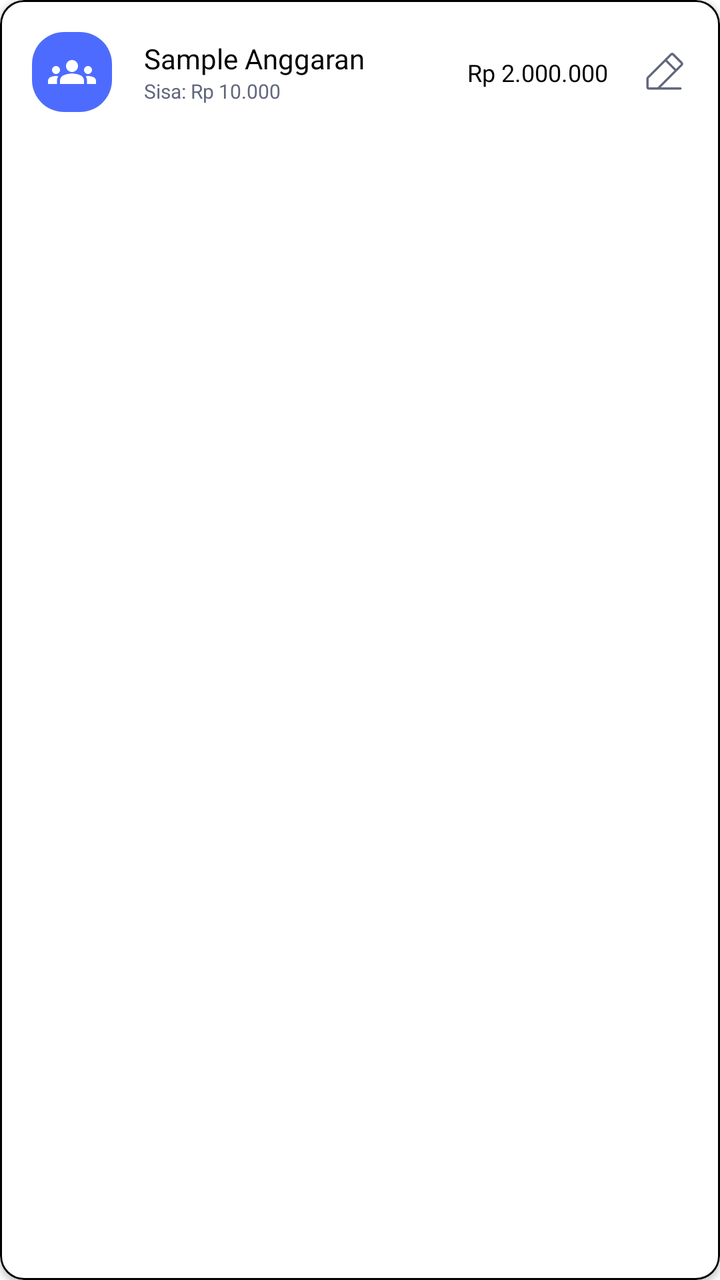
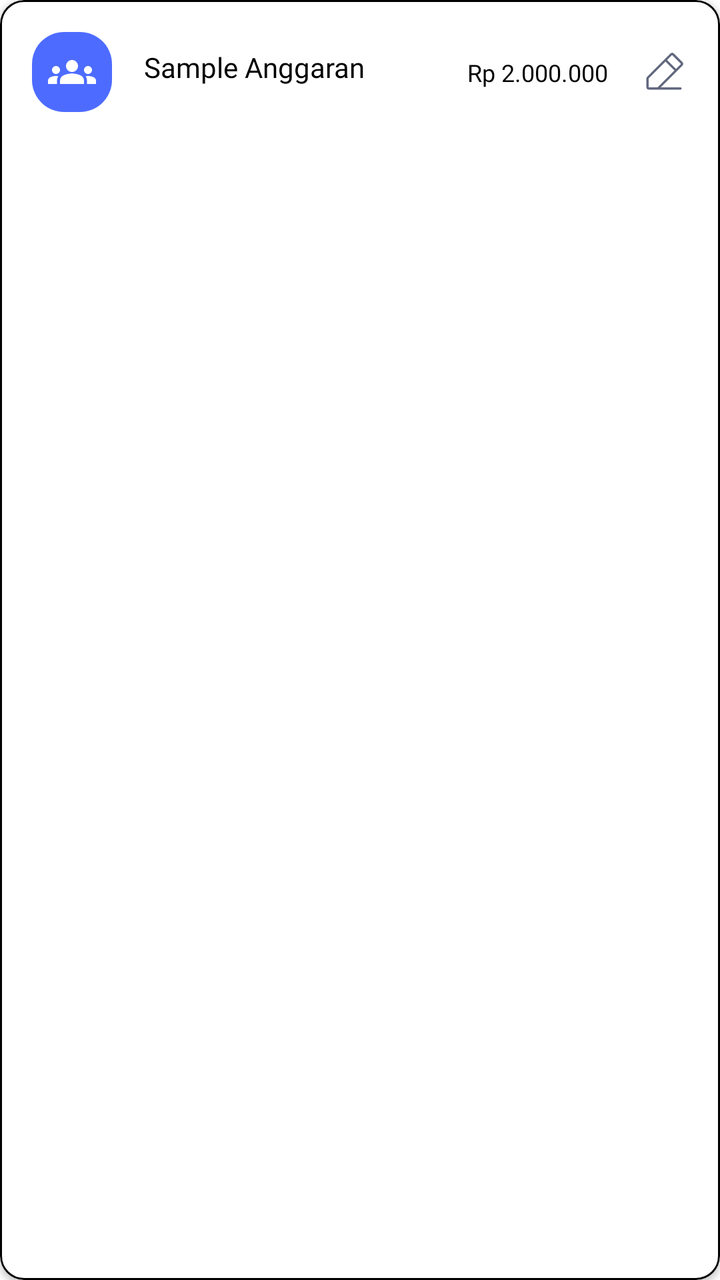

Screens rendered from an Android XML layout before and after an edit, with the pre-edit source and the edit as a unified diff.
<!-- AndroidManifest.xml: application theme Base.Theme.Fintrack -->
<!-- res/layout/item_budget.xml -->
<?xml version="1.0" encoding="utf-8"?>
<com.google.android.material.card.MaterialCardView
    xmlns:android="http://schemas.android.com/apk/res/android"
    xmlns:app="http://schemas.android.com/apk/res-auto"
    xmlns:tools="http://schemas.android.com/tools"
    android:layout_width="match_parent"
    android:layout_height="wrap_content"
    android:layout_marginHorizontal="8dp"
    android:layout_marginVertical="4dp"
    app:cardBackgroundColor="?attr/colorSurface"
    app:cardCornerRadius="12dp"
    app:cardElevation="2dp"
    app:strokeColor="?attr/colorOnSurface"
    app:strokeWidth="1dp">

    <androidx.constraintlayout.widget.ConstraintLayout
        android:layout_width="match_parent"
        android:layout_height="wrap_content"
        android:padding="16dp">

        <ImageView
            android:id="@+id/iconBudget"
            android:layout_width="40dp"
            android:layout_height="40dp"
            android:background="@drawable/rounded_background"
            android:backgroundTint="?attr/colorPrimary"
            android:padding="8dp"
            android:src="@drawable/ic_people"
            app:layout_constraintBottom_toBottomOf="parent"
            app:layout_constraintStart_toStartOf="parent"
            app:layout_constraintTop_toTopOf="parent"
            app:tint="?attr/colorOnPrimary" />

        <TextView
            android:id="@+id/textBudget"
            android:layout_width="0dp"
            android:layout_height="wrap_content"
            android:layout_marginStart="16dp"
            android:fontFamily="@font/poppins_semibold"
            android:text="Sample Anggaran"
            android:textColor="?attr/colorOnSurface"
            android:textSize="14sp"
            app:layout_constraintBottom_toTopOf="@id/textBudgetSisa"
            app:layout_constraintEnd_toStartOf="@id/totalBudget"
            app:layout_constraintHorizontal_bias="0.0"
            app:layout_constraintStart_toEndOf="@+id/iconBudget"
            app:layout_constraintTop_toTopOf="parent"
            app:layout_constraintVertical_chainStyle="packed" />

        <TextView
            android:id="@+id/textBudgetSisa"
            android:layout_width="wrap_content"
            android:layout_height="wrap_content"
            android:layout_marginStart="16dp"
            android:text="Sisa: Rp 10.000"
            android:textColor="?attr/colorSecondary"
            android:textSize="10sp"
            app:layout_constraintStart_toEndOf="@+id/iconBudget"
            app:layout_constraintTop_toBottomOf="@id/textBudget"
            app:layout_constraintBottom_toBottomOf="parent"/>


        <TextView
            android:id="@+id/totalBudget"
            android:layout_width="wrap_content"
            android:layout_height="wrap_content"
            android:layout_marginEnd="16dp"
            android:fontFamily="@font/poppins_regular"
            android:text="Rp 2.000.000"
            android:textColor="?attr/colorOnSurface"
            android:textSize="12sp"
            app:layout_constraintBottom_toBottomOf="parent"
            app:layout_constraintEnd_toStartOf="@+id/editIconBudget"
            app:layout_constraintTop_toTopOf="parent" />

        <ImageView
            android:id="@+id/editIconBudget"
            android:layout_width="24dp"
            android:layout_height="24dp"
            android:src="@drawable/ic_pencil"
            app:layout_constraintBottom_toBottomOf="parent"
            app:layout_constraintEnd_toEndOf="parent"
            app:layout_constraintTop_toTopOf="parent"
            app:tint="?attr/colorSecondary" />


    </androidx.constraintlayout.widget.ConstraintLayout>

</com.google.android.material.card.MaterialCardView>
<!-- resources referenced by this layout -->
<resources>
  <!-- drawable ic_pencil (drawable) -->
  <vector xmlns:android="http://schemas.android.com/apk/res/android"
      android:width="24dp"
      android:height="24dp"
      android:viewportWidth="256"
      android:viewportHeight="256">
      <path
          android:fillColor="@android:color/black"
          android:pathData="M225.91,74.79L181.22,30.1a14,14 0,0 0,-19.8 0L38.1,153.41a13.94,13.94 0,0 0,-4.1 9.9V208a14,14 0,0 0,14 14h168a6,6 0,0 0,0 -12H110.49L225.91,94.59a14,14 0,0 0,0 -19.8M93.52,210H48a2,2 0,0 1,-2 -2v-44.69a2,2 0,0 1,0.59 -1.41L136,72.49L183.52,120Zm123.9,-123.9L192,111.52L144.49,64l25.41,-25.41a2,2 0,0 1,2.83 0l44.69,44.68a2,2 0,0 1,0 2.83" />
  </vector>
  <!-- drawable ic_people (drawable) -->
  <vector xmlns:android="http://schemas.android.com/apk/res/android"
      android:width="24dp"
      android:height="24dp"
      android:viewportWidth="24"
      android:viewportHeight="24">
    <path
        android:pathData="M12,12.75c1.63,0 3.07,0.39 4.24,0.9c1.08,0.48 1.76,1.56 1.76,2.73L18,18H6l0,-1.61c0,-1.18 0.68,-2.26 1.76,-2.73C8.93,13.14 10.37,12.75 12,12.75zM4,13c1.1,0 2,-0.9 2,-2c0,-1.1 -0.9,-2 -2,-2s-2,0.9 -2,2C2,12.1 2.9,13 4,13zM5.13,14.1C4.76,14.04 4.39,14 4,14c-0.99,0 -1.93,0.21 -2.78,0.58C0.48,14.9 0,15.62 0,16.43V18l4.5,0v-1.61C4.5,15.56 4.73,14.78 5.13,14.1zM20,13c1.1,0 2,-0.9 2,-2c0,-1.1 -0.9,-2 -2,-2s-2,0.9 -2,2C18,12.1 18.9,13 20,13zM24,16.43c0,-0.81 -0.48,-1.53 -1.22,-1.85C21.93,14.21 20.99,14 20,14c-0.39,0 -0.76,0.04 -1.13,0.1c0.4,0.68 0.63,1.46 0.63,2.29V18l4.5,0V16.43zM12,6c1.66,0 3,1.34 3,3c0,1.66 -1.34,3 -3,3s-3,-1.34 -3,-3C9,7.34 10.34,6 12,6z"
        android:fillColor="#1f1f1f"/>
  </vector>
  <!-- drawable rounded_background (drawable) -->
  <?xml version="1.0" encoding="utf-8"?>
  <shape xmlns:android="http://schemas.android.com/apk/res/android"
      android:shape="rectangle">
      
      <solid android:color="?attr/colorSecondary" />
      
      <corners android:radius="16dp" />
  </shape>
  <style name="Base.Theme.Fintrack" parent="Theme.MaterialComponents.DayNight.NoActionBar">
          <item name="colorPrimary">@color/primaryBlue</item>
          <item name="colorPrimaryVariant">@color/button_blue</item>
          <item name="colorOnPrimary">@color/white</item>
          <item name="colorSecondary">@color/secondaryGrey</item>
          <item name="colorOnSecondary">@color/black</item>
  
          <item name="android:colorBackground">@color/white</item>
          <item name="colorSurface">@color/white</item>
          <item name="colorOnBackground">@color/black</item>
          <item name="colorOnSurface">@color/black</item>
  
          <item name="android:statusBarColor">?attr/colorPrimaryVariant</item>
      </style>
  <color name="primaryBlue">#4D6CFF</color>
  <color name="button_blue">#FF3461FD</color>
  <color name="white">#FFFFFFFF</color>
  <color name="secondaryGrey">#FF61677D</color>
  <color name="black">#FF000000</color>
</resources>

<!-- the commit's change to res/layout/item_budget.xml (unified diff, before → after) -->
@@ -31,34 +31,22 @@
             app:layout_constraintTop_toTopOf="parent"
             app:tint="?attr/colorOnPrimary" />
 
+
         <TextView
             android:id="@+id/textBudget"
             android:layout_width="0dp"
             android:layout_height="wrap_content"
             android:layout_marginStart="16dp"
+            android:layout_marginTop="8dp"
             android:fontFamily="@font/poppins_semibold"
             android:text="Sample Anggaran"
             android:textColor="?attr/colorOnSurface"
             android:textSize="14sp"
-            app:layout_constraintBottom_toTopOf="@id/textBudgetSisa"
             app:layout_constraintEnd_toStartOf="@id/totalBudget"
             app:layout_constraintHorizontal_bias="0.0"
             app:layout_constraintStart_toEndOf="@+id/iconBudget"
             app:layout_constraintTop_toTopOf="parent"
             app:layout_constraintVertical_chainStyle="packed" />
-
-        <TextView
-            android:id="@+id/textBudgetSisa"
-            android:layout_width="wrap_content"
-            android:layout_height="wrap_content"
-            android:layout_marginStart="16dp"
-            android:text="Sisa: Rp 10.000"
-            android:textColor="?attr/colorSecondary"
-            android:textSize="10sp"
-            app:layout_constraintStart_toEndOf="@+id/iconBudget"
-            app:layout_constraintTop_toBottomOf="@id/textBudget"
-            app:layout_constraintBottom_toBottomOf="parent"/>
-
 
         <TextView
             android:id="@+id/totalBudget"
<!-- resource entries referenced after the edit -->
@@ -34,19 +34,19 @@
           <item name="colorPrimaryVariant">@color/button_blue</item>
           <item name="colorOnPrimary">@color/white</item>
           <item name="colorSecondary">@color/secondaryGrey</item>
-          <item name="colorOnSecondary">@color/black</item>
+          <item name="colorOnSecondary">@color/darkGrey</item>
   
           <item name="android:colorBackground">@color/white</item>
           <item name="colorSurface">@color/white</item>
           <item name="colorOnBackground">@color/black</item>
           <item name="colorOnSurface">@color/black</item>
-  
           <item name="android:statusBarColor">?attr/colorPrimaryVariant</item>
       </style>
   <color name="primaryBlue">#4D6CFF</color>
   <color name="button_blue">#FF3461FD</color>
   <color name="white">#FFFFFFFF</color>
   <color name="secondaryGrey">#FF61677D</color>
+  <color name="darkGrey">#4A4A4A</color>
   <color name="black">#FF000000</color>
 </resources>
 
